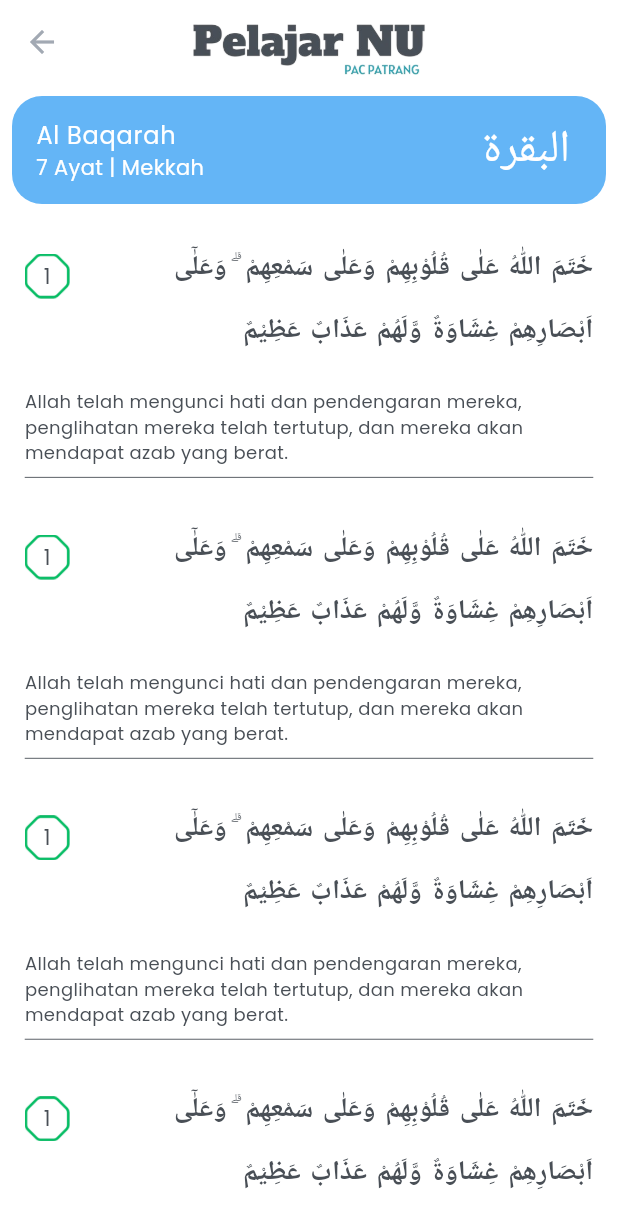
After one commit to fikriha11/pelajarnupatrang, a Flutter app: the DetailSurahView screen opened by its route, on a phone screen of 412 x 824 dp. The commit adds this screen. Shown: the top 1228 px of the screen. Run offline on Flutter 3.47's test engine with Material 3 defaults, Android fonts, the phone set to English and light mode, and no system bars; our stand-ins replace get, google_fonts; missing offline and left inert: flutter_pdfview.

Commit message:
finish verses view only

```diff
--- /dev/null
+++ b/lib/app/modules/alquran/bindings/detail_surah_binding.dart
@@ -0,0 +1,12 @@
+import 'package:get/get.dart';
+
+import '../controllers/detail_surah_controller.dart';
+
+class DetailSurahBinding extends Bindings {
+  @override
+  void dependencies() {
+    Get.lazyPut<DetailSurahController>(
+      () => DetailSurahController(),
+    );
+  }
+}
--- /dev/null
+++ b/lib/app/modules/alquran/controllers/detail_surah_controller.dart
@@ -0,0 +1,23 @@
+import 'package:get/get.dart';
+
+class DetailSurahController extends GetxController {
+  //TODO: Implement DetailSurahController
+
+  final count = 0.obs;
+  @override
+  void onInit() {
+    super.onInit();
+  }
+
+  @override
+  void onReady() {
+    super.onReady();
+  }
+
+  @override
+  void onClose() {
+    super.onClose();
+  }
+
+  void increment() => count.value++;
+}
--- a/lib/app/modules/alquran/views/alquran_view.dart
+++ b/lib/app/modules/alquran/views/alquran_view.dart
@@ -1,7 +1,6 @@
 import 'package:flutter/material.dart';
 
 import 'package:get/get.dart';
-import 'package:pelajarnupatrang/app/modules/alquran/widget/card_last_read.dart';
 import 'package:pelajarnupatrang/app/modules/alquran/widget/surah_view.dart';
 
 import '../../../constant/color.dart';
--- /dev/null
+++ b/lib/app/modules/alquran/views/detail_surah_view.dart
@@ -0,0 +1,61 @@
+import 'package:flutter/material.dart';
+import 'package:get/get.dart';
+import '../../../constant/color.dart';
+import '../controllers/detail_surah_controller.dart';
+import '../widget/verses_view.dart';
+
+class DetailSurahView extends GetView<DetailSurahController> {
+  const DetailSurahView({Key? key}) : super(key: key);
+  @override
+  Widget build(BuildContext context) {
+    return Scaffold(
+      appBar: AppBar(
+        title: SizedBox(
+          width: 180,
+          height: 70,
+          child: Image.asset(
+            'assets/img/logo-appbar.png',
+          ),
+        ),
+        centerTitle: true,
+      ),
+      body: Column(
+        children: [
+          Padding(
+            padding: const EdgeInsets.all(8.0),
+            child: ListTile(
+              shape: RoundedRectangleBorder(
+                borderRadius: BorderRadius.circular(20),
+              ),
+              tileColor: Colors.blue.shade300,
+              title: const Text(
+                'Al Baqarah',
+                style: TextStyle(
+                  color: appWhite,
+                ),
+              ),
+              subtitle: const Text(
+                '7 Ayat | Mekkah',
+                style: TextStyle(
+                  color: appWhite,
+                ),
+              ),
+              trailing: const Text(
+                'البقرة',
+                style: TextStyle(fontSize: 30, color: appWhite),
+              ),
+            ),
+          ),
+          Expanded(
+            child: ListView.builder(
+              itemCount: 10,
+              itemBuilder: (context, index) {
+                return const VersesView();
+              },
+            ),
+          )
+        ],
+      ),
+    );
+  }
+}
--- a/lib/app/modules/alquran/widget/surah_view.dart
+++ b/lib/app/modules/alquran/widget/surah_view.dart
@@ -3,6 +3,7 @@ import 'package:get/get.dart';
 import 'package:pelajarnupatrang/app/constant/color.dart';
 
 import '../../../data/model/surah.dart';
+import '../../../routes/app_pages.dart';
 import '../controllers/alquran_controller.dart';
 
 class SurahView extends GetView<AlquranController> {
@@ -30,7 +31,11 @@ class SurahView extends GetView<AlquranController> {
             itemCount: controller.foundSurah.length,
             itemBuilder: (context, index) {
               Surah surah = controller.foundSurah[index];
-              return ListTile(
+              return InkWell(
+                onTap: () {
+                  Get.toNamed(Routes.DETAIL_SURAH);
+                },
+                child: ListTile(
                   leading: Container(
                     height: 70,
                     width: 30,
@@ -56,7 +61,7 @@ class SurahView extends GetView<AlquranController> {
                     ),
                   ),
                   subtitle: Text(
-                  '${surah.jumlahAyat} ayat | ${surah.tempatTurun == "mekah" ? "Makiyah" : "Madaniyah"}',
+                    '${surah.jumlahAyat} ayat | ${surah.tempatTurun}',
                     style: const TextStyle(
                       color: appBlueLight1,
                       fontSize: 14,
@@ -69,6 +74,7 @@ class SurahView extends GetView<AlquranController> {
                       fontSize: 20,
                     ),
                   ),
+                ),
               );
             },
           ),
--- /dev/null
+++ b/lib/app/modules/alquran/widget/verses_view.dart
@@ -0,0 +1,84 @@
+import 'package:flutter/material.dart';
+
+import '../../../constant/color.dart';
+import '../../../constant/size_config.dart';
+import 'package:google_fonts/google_fonts.dart';
+
+class VersesView extends StatelessWidget {
+  const VersesView({super.key});
+
+  @override
+  Widget build(BuildContext context) {
+    final SizeConfig sizeConfig = SizeConfig(context);
+    return Padding(
+      padding: EdgeInsets.symmetric(
+        horizontal: sizeConfig.getProportionateScreenWidth(15),
+        vertical: sizeConfig.getProportionateScreenHeight(5),
+      ),
+      child: Column(
+        children: [
+          Row(
+            mainAxisAlignment: MainAxisAlignment.center,
+            children: [
+              Column(
+                children: [
+                  Container(
+                    height: 70,
+                    width: 30,
+                    decoration: const BoxDecoration(
+                      image: DecorationImage(
+                        image: AssetImage('assets/img/list.png'),
+                        fit: BoxFit.contain,
+                      ),
+                    ),
+                    child: const Center(
+                      child: Text(
+                        '1',
+                        style: TextStyle(
+                          color: appBlack,
+                        ),
+                      ),
+                    ),
+                  ),
+                  const CircleAvatar(
+                    radius: 15.0,
+                    backgroundColor: appWhite,
+                    child: Text(
+                      '1',
+                      style: TextStyle(color: appWhite),
+                    ),
+                  ),
+                ],
+              ),
+              SizedBox(width: sizeConfig.getProportionateScreenWidth(10)),
+              Expanded(
+                child: Text(
+                  'خَتَمَ اللّٰهُ عَلٰى قُلُوْبِهِمْ وَعَلٰى سَمْعِهِمْ ۗ وَعَلٰٓى اَبْصَارِهِمْ غِشَاوَةٌ وَّلَهُمْ عَذَابٌ عَظِيْمٌ',
+                  textAlign: TextAlign.end,
+                  style: GoogleFonts.amiriQuran(
+                    fontSize: 18,
+                    fontWeight: FontWeight.bold,
+                    wordSpacing: 2.0,
+                    height: 2.3,
+                  ),
+                ),
+              )
+            ],
+          ),
+          SizedBox(height: sizeConfig.getProportionateScreenHeight(10)),
+          const Text(
+            "Allah telah mengunci hati dan pendengaran mereka, penglihatan mereka telah tertutup, dan mereka akan mendapat azab yang berat.",
+            style: TextStyle(
+              fontSize: 12,
+            ),
+            textAlign: TextAlign.start,
+          ),
+          const Divider(
+            color: appBlack,
+            thickness: 0.6,
+          ),
+        ],
+      ),
+    );
+  }
+}
--- a/lib/app/routes/app_pages.dart
+++ b/lib/app/routes/app_pages.dart
@@ -1,7 +1,9 @@
 import 'package:get/get.dart';
 
 import '../modules/alquran/bindings/alquran_binding.dart';
+import '../modules/alquran/bindings/detail_surah_binding.dart';
 import '../modules/alquran/views/alquran_view.dart';
+import '../modules/alquran/views/detail_surah_view.dart';
 import '../modules/home/bindings/home_binding.dart';
 import '../modules/home/views/home_view.dart';
 import '../modules/rotib/bindings/rotib_binding.dart';
@@ -30,5 +32,10 @@ class AppPages {
       page: () => RotibView(),
       binding: RotibBinding(),
     ),
+    GetPage(
+      name: _Paths.DETAIL_SURAH,
+      page: () => const DetailSurahView(),
+      binding: DetailSurahBinding(),
+    ),
   ];
 }
--- a/lib/app/routes/app_routes.dart
+++ b/lib/app/routes/app_routes.dart
@@ -6,6 +6,7 @@ abstract class Routes {
   static const HOME = _Paths.HOME;
   static const ALQURAN = _Paths.ALQURAN;
   static const ROTIB = _Paths.ROTIB;
+  static const DETAIL_SURAH = _Paths.DETAIL_SURAH;
 }
 
 abstract class _Paths {
@@ -13,4 +14,5 @@ abstract class _Paths {
   static const HOME = '/home';
   static const ALQURAN = '/alquran';
   static const ROTIB = '/rotib';
+  static const DETAIL_SURAH = '/alquran/detail-surah';
 }
--- a/pubspec.yaml
+++ b/pubspec.yaml
@@ -13,6 +13,7 @@ dependencies:
   flutter_native_splash: ^2.3.11
   flutter_pdfview: ^1.3.2
   http: ^1.2.0
+  google_fonts: 6.1.0
 
 dev_dependencies:
   flutter_lints: ^2.0.0
```
Also changed, not shown: pubspec.lock, 1 other file. Lines whose indentation alone changed are shown as unchanged.
